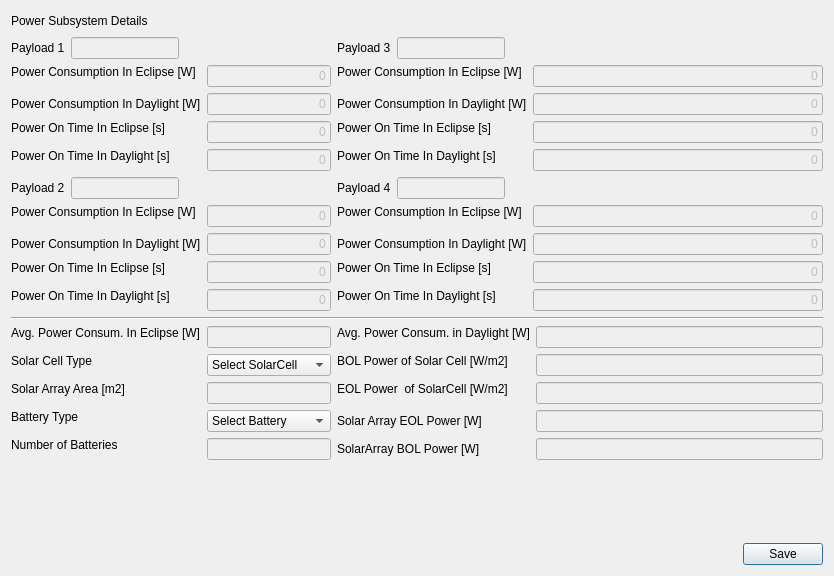
Above: sta-src/SEM/PowerGUI.ui from Dwarf-Planet-Project/SpaceDesignTool before the change. Below: the same form after it.
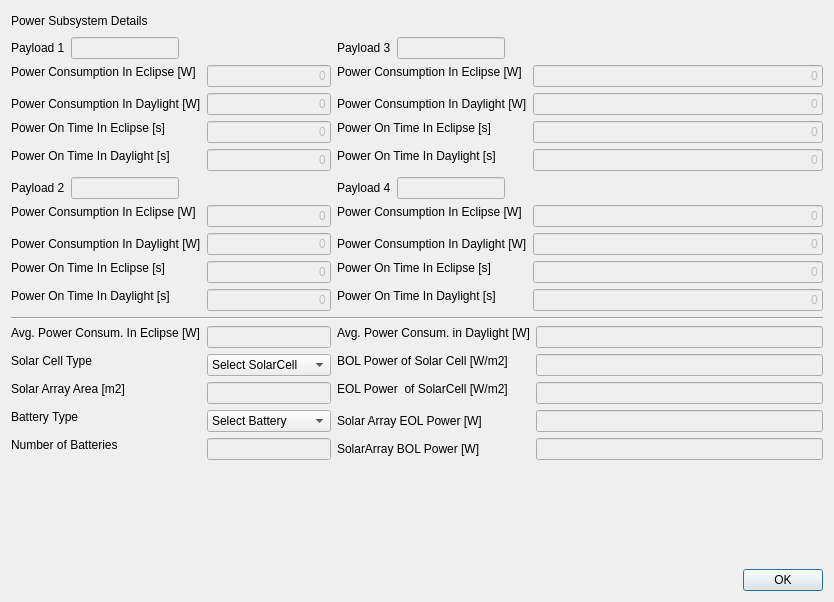
That is the form after the change.

Patch:
```diff
--- a/sta-src/SEM/PowerGUI.ui
+++ b/sta-src/SEM/PowerGUI.ui
@@ -7,7 +7,7 @@
     <x>0</x>
     <y>0</y>
     <width>834</width>
-    <height>576</height>
+    <height>602</height>
    </rect>
   </property>
   <property name="sizePolicy">
@@ -809,7 +809,7 @@
      <item>
       <widget class="QPushButton" name="PowerGUISavePushButton">
        <property name="text">
-        <string>Save</string>
+        <string>OK</string>
        </property>
       </widget>
      </item>
```
